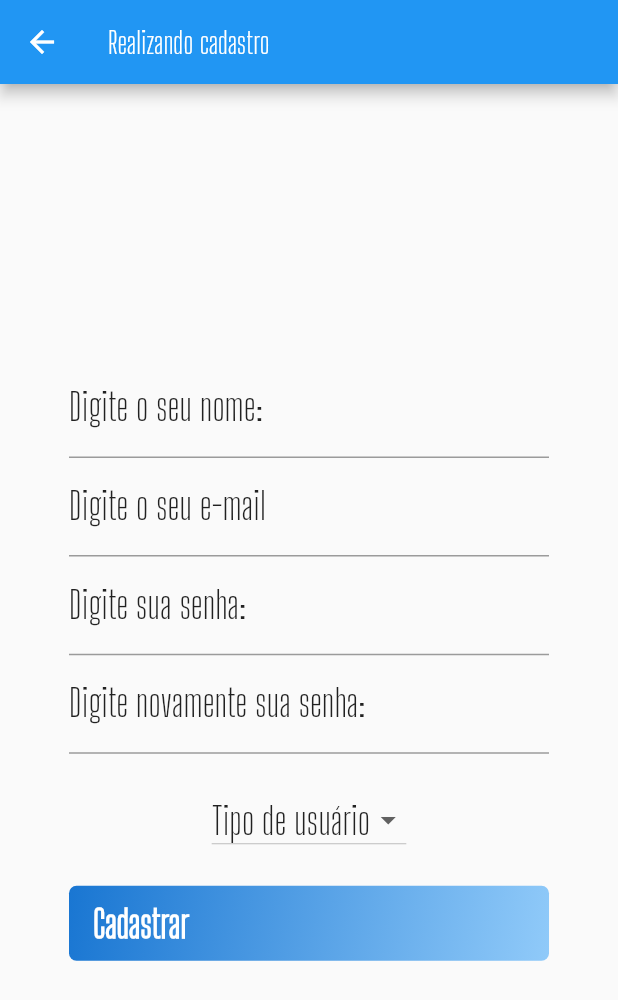
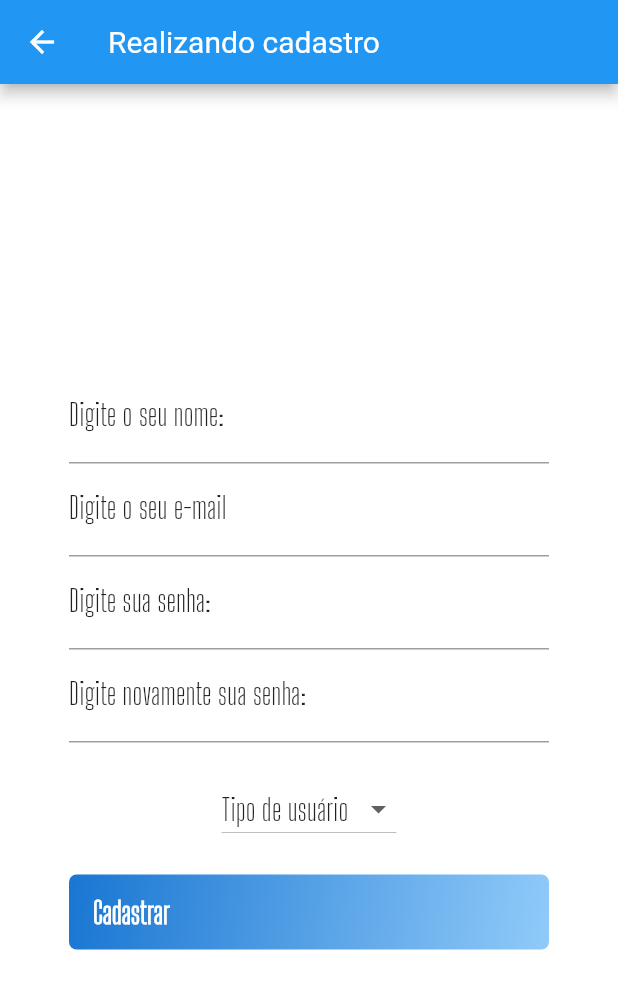
Before and after one commit to gutovesco/projeto-fatec2, a Flutter app: the Cadastro screen opened by its route, on a phone screen of 412 x 824 dp. Shown: the top 1000 px of the screen. Run offline on Flutter 3.47's test engine with Material 2 defaults, Android fonts, the phone set to English and light mode, and no system bars; our stand-ins replace cloud_firestore, cloud_functions, firebase_auth, firebase_database, toast; accounts and stored records are empty.

Commit message:
update tela cadastrar

```diff
--- a/lib/telas/TelaCadastrar.dart
+++ b/lib/telas/TelaCadastrar.dart
@@ -100,16 +100,15 @@ class _CadastroState extends State<Cadastro> {
           fontWeight: FontWeight.w400,
           color: Colors.white,
           fontSize: 20,
-          fontFamily: "Big Shoulders Display",),
-
-
-
+          ),
       ),),
       body: Container(
+        color: Colors.white,
         padding: EdgeInsets.only(
           top: 0,
           left: 40,
           right: 40,
+
         ),
       child: Center(
         child: SingleChildScrollView(
@@ -127,7 +126,7 @@ class _CadastroState extends State<Cadastro> {
                           labelStyle: TextStyle(
                           color: Colors.black87,
                           fontWeight: FontWeight.w400,
-                          fontSize: 25,
+                          fontSize: 20,
                           fontFamily: "Big Shoulders Display",
                           ),),
                     ),
@@ -139,7 +138,7 @@ class _CadastroState extends State<Cadastro> {
                           labelStyle: TextStyle(
                           color: Colors.black87,
                           fontWeight: FontWeight.w400,
-                          fontSize: 25,
+                          fontSize: 20,
                           fontFamily: "Big Shoulders Display",
                           ),),
                     ),
@@ -152,7 +151,7 @@ class _CadastroState extends State<Cadastro> {
                           labelStyle: TextStyle(
                           color: Colors.black87,
                           fontWeight: FontWeight.w400,
-                          fontSize: 25,
+                          fontSize: 20,
                           fontFamily: "Big Shoulders Display",
                           ),
 
@@ -167,7 +166,7 @@ class _CadastroState extends State<Cadastro> {
                           labelStyle: TextStyle(
                           color: Colors.black87,
                           fontWeight: FontWeight.w400,
-                          fontSize: 25,
+                          fontSize: 20,
                           fontFamily: "Big Shoulders Display",
                           ),),
                     ),
@@ -205,7 +204,7 @@ class _CadastroState extends State<Cadastro> {
                        style: TextStyle(
                        fontWeight: FontWeight.w400,
                        color: Colors.black87,
-                       fontSize: 25,
+                       fontSize: 20,
                        fontFamily: "Big Shoulders Display",
                        ),),
                     ),
@@ -217,7 +216,7 @@ class _CadastroState extends State<Cadastro> {
                               labelStyle: TextStyle(
                               color: Colors.black87,
                               fontWeight: FontWeight.w400,
-                              fontSize: 25,
+                              fontSize: 20,
                               fontFamily: "Big Shoulders Display",
                           ),),
                       keyboardType: TextInputType.number,
@@ -253,7 +252,7 @@ class _CadastroState extends State<Cadastro> {
                          style: TextStyle(
                            fontWeight: FontWeight.bold,
                            color: Colors.white,
-                           fontSize: 25,
+                           fontSize: 20,
                            fontFamily: "Big Shoulders Display",
                          ),
                          ),
```
